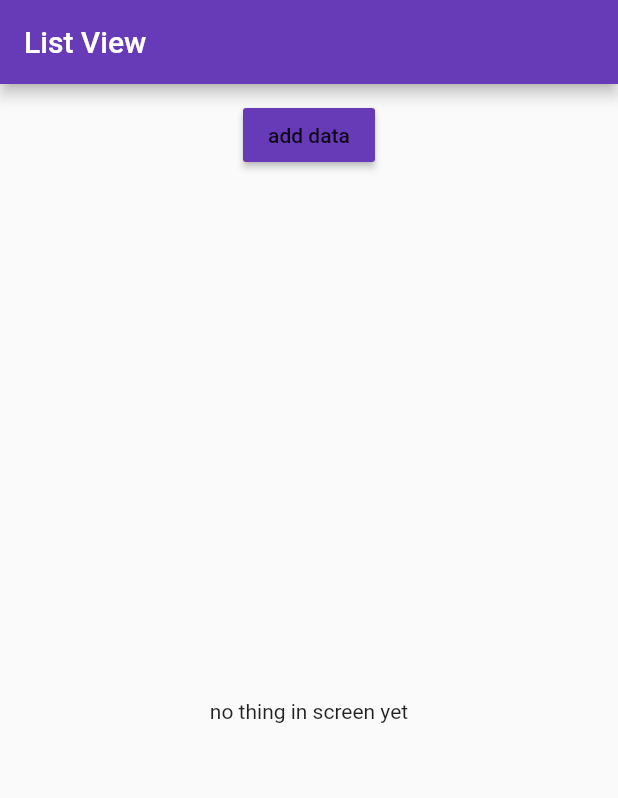
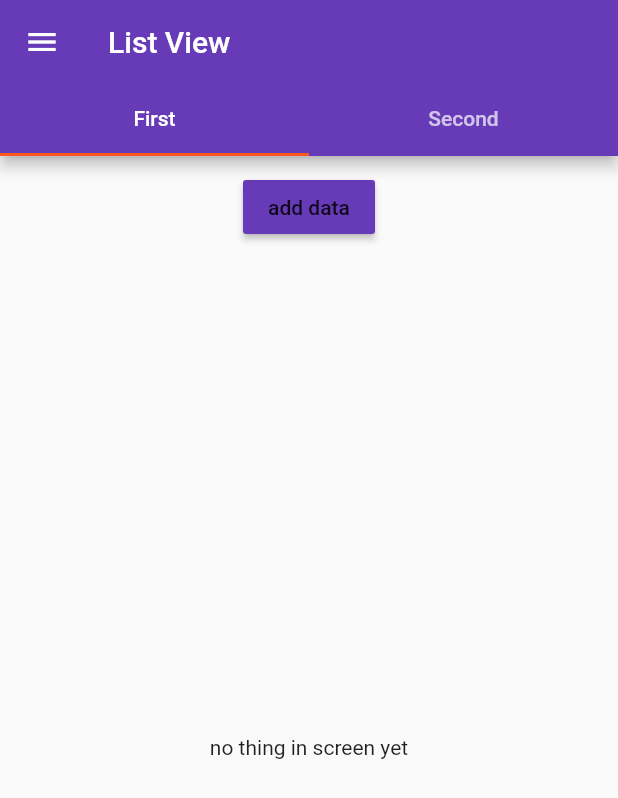
Before and after one commit to mohamedsamirmohamedsalem/flutter_ListView, a Flutter app: the screen it shows after launch, on a phone screen of 412 x 824 dp. Shown: the top 798 px of the screen. Run offline on Flutter 3.47's test engine with Material 2 defaults, Android fonts, the phone set to English and light mode, and no system bars.

Commit message:
Tab bar added

```diff
--- a/lib/pages/HomeScaffold.dart
+++ b/lib/pages/HomeScaffold.dart
@@ -4,12 +4,40 @@ import '../ProductManager.dart';
 class HomeScaffold extends StatelessWidget {
   @override
   Widget build(BuildContext context) {
-    return Scaffold(
-      appBar: AppBar(
-        title: Text('List View'),
-      ),
-      body: Container(
-        child: ProductManager(startingProduct: 'initial data'),
+    return DefaultTabController(
+      length: 2,
+      child: Scaffold(
+        drawer: Drawer(
+          child: Column(
+            children: <Widget>[
+              AppBar(
+                //for deleting menu button when open menu drawer
+                automaticallyImplyLeading: false,
+                title: Text('Choose'),
+              ),
+              ListTile(
+                title: Text('Manage Products'),
+                onTap: () {},
+              ),
+            ],
+          ),
+        ),
+        appBar: AppBar(
+          title: Text('List View'),
+          bottom: TabBar(
+            tabs: <Widget>[
+              Tab(
+                text: 'First',
+              ),
+              Tab(
+                text: 'Second',
+              ),
+            ],
+          ),
+        ),
+        body: Container(
+          child: ProductManager(startingProduct: 'initial data'),
+        ),
       ),
     );
   }
```
